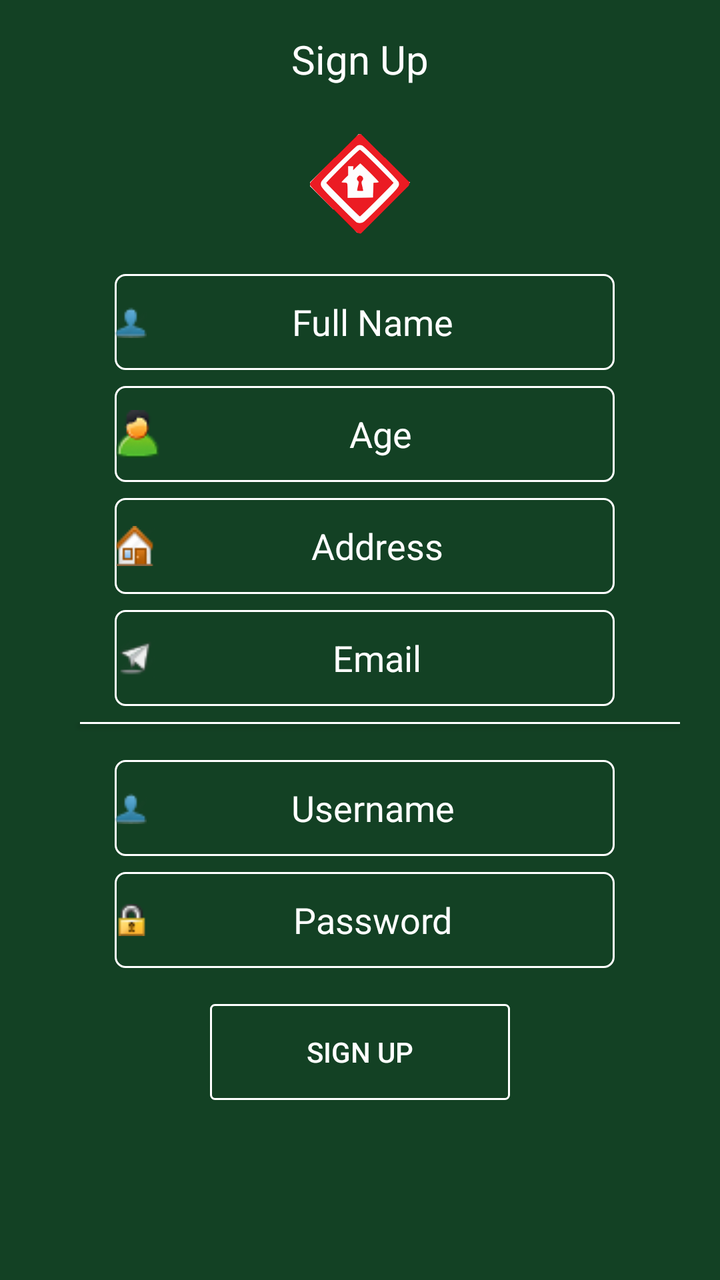
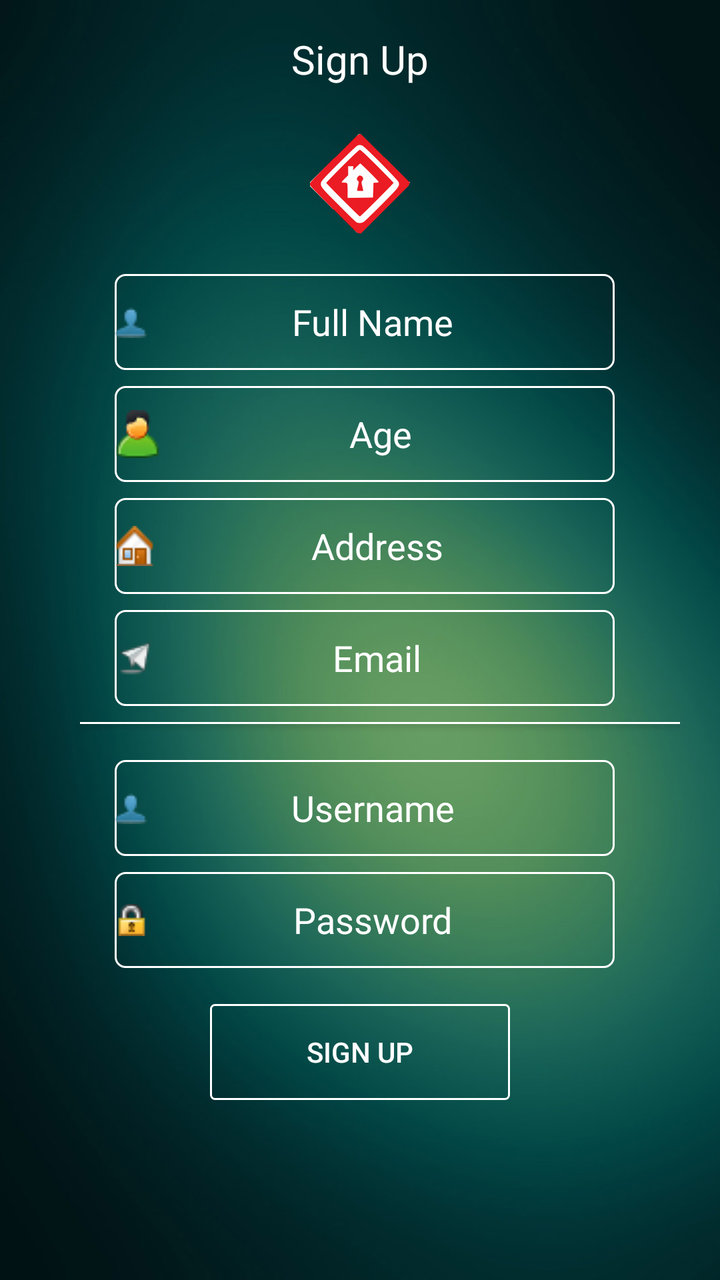

Screens rendered from an Android XML layout before and after an edit, with the pre-edit source and the edit as a unified diff.
<!-- AndroidManifest.xml: application theme AppTheme -->
<!-- res/layout/signup.xml -->
<?xml version="1.0" encoding="utf-8"?>
<LinearLayout xmlns:android="http://schemas.android.com/apk/res/android"
    android:orientation="vertical" android:layout_width="match_parent"
    android:layout_height="match_parent"
    android:background="@drawable/background">

    <ScrollView
        android:layout_width="match_parent"
        android:layout_height="match_parent"
        android:layout_above="@+id/relativeLayout"
        android:layout_below="@+id/textView2">

        <LinearLayout
            android:layout_width="match_parent"
            android:layout_height="match_parent"
            android:orientation="vertical">


            <FrameLayout
                android:layout_width="match_parent"
                android:layout_height="wrap_content"
                android:layout_marginBottom="8dp"
                android:layout_gravity="top|center_horizontal"
                android:layout_marginTop="0dp">

                <LinearLayout
                    android:layout_width="384dp"
                    android:layout_height="match_parent"
                    android:layout_gravity="top|center"
                    android:orientation="horizontal"
                    android:weightSum="1">

                    <TextView
                        android:layout_width="match_parent"
                        android:layout_height="wrap_content"
                        android:layout_marginLeft="0dp"
                        android:gravity="center|center_vertical"
                        android:padding="16dp"
                        android:text="Sign Up"
                        android:textColor="#FFFFFF"
                        android:textSize="20sp"
                        android:layout_weight="1.06"
                        android:paddingLeft="40dp" />
                </LinearLayout>
            </FrameLayout>


            <FrameLayout
                android:layout_width="wrap_content"
                android:layout_height="wrap_content"
                android:layout_gravity="center"
                android:layout_marginBottom="20dp">
                <ImageView
                    android:layout_width="50dp"
                    android:layout_height="50dp"
                    android:src="@drawable/logo"/>
            </FrameLayout>

            <FrameLayout
                android:layout_width="wrap_content"
                android:layout_height="wrap_content"
                android:layout_gravity="center"
                android:layout_marginBottom="8dp">

                <LinearLayout
                    android:layout_width="match_parent"
                    android:layout_height="match_parent"
                    android:layout_gravity="center"
                    android:orientation="horizontal">


                    <EditText
                        android:id="@+id/enterFullName"
                        android:layout_width="250dp"
                        android:layout_height="48dp"
                        android:layout_gravity="left|center_vertical"
                        android:layout_marginLeft="5dp"
                        android:layout_weight="0.5"
                        android:background="@drawable/roundededittext"
                        android:gravity="center"
                        android:hint="Full Name"
                        android:drawableLeft="@drawable/username"
                        android:inputType="text"
                        android:paddingRight="8dp"
                        android:textColor="@android:color/white"
                        android:textColorHint="@android:color/white" />

                    <TextView
                        android:layout_width="wrap_content"
                        android:layout_height="wrap_content"
                        android:layout_weight="0.5" />


                </LinearLayout>

            </FrameLayout>

            <FrameLayout
                android:layout_width="wrap_content"
                android:layout_height="wrap_content"
                android:layout_gravity="center"
                android:layout_marginBottom="8dp">

                <LinearLayout
                    android:layout_width="match_parent"
                    android:layout_height="match_parent"
                    android:layout_gravity="center"
                    android:orientation="horizontal">


                    <EditText
                        android:id="@+id/enterAge"
                        android:layout_width="250dp"
                        android:layout_height="48dp"
                        android:layout_gravity="left|center_vertical"
                        android:layout_marginLeft="5dp"
                        android:layout_weight="0.5"
                        android:background="@drawable/roundededittext"
                        android:gravity="center"
                        android:hint="Age"
                        android:drawableLeft="@drawable/age"
                        android:inputType="text"
                        android:paddingRight="8dp"
                        android:textColor="@android:color/white"
                        android:textColorHint="@android:color/white" />

                    <TextView
                        android:layout_width="wrap_content"
                        android:layout_height="wrap_content"
                        android:layout_weight="0.5" />


                </LinearLayout>

            </FrameLayout>

            <FrameLayout
                android:layout_width="wrap_content"
                android:layout_height="wrap_content"
                android:layout_gravity="center"
                android:layout_marginBottom="8dp">

                <LinearLayout
                    android:layout_width="match_parent"
                    android:layout_height="match_parent"
                    android:layout_gravity="center"
                    android:orientation="horizontal">


                    <EditText
                        android:id="@+id/enterAddress"
                        android:layout_width="250dp"
                        android:layout_height="48dp"
                        android:layout_gravity="left|center_vertical"
                        android:layout_marginLeft="5dp"
                        android:layout_weight="0.5"
                        android:background="@drawable/roundededittext"
                        android:gravity="center"
                        android:hint="Address"
                        android:drawableLeft="@drawable/address"
                        android:inputType="text"
                        android:paddingRight="8dp"
                        android:textColor="@android:color/white"
                        android:textColorHint="@android:color/white" />

                    <TextView
                        android:layout_width="wrap_content"
                        android:layout_height="wrap_content"
                        android:layout_weight="0.5" />


                </LinearLayout>

            </FrameLayout>

            <FrameLayout
                android:layout_width="wrap_content"
                android:layout_height="wrap_content"
                android:layout_gravity="center"
                android:layout_marginBottom="8dp">

                <LinearLayout
                    android:layout_width="match_parent"
                    android:layout_height="match_parent"
                    android:layout_gravity="center"
                    android:orientation="horizontal">


                    <EditText
                        android:id="@+id/enterEmail"
                        android:layout_width="250dp"
                        android:layout_height="48dp"
                        android:layout_gravity="left|center_vertical"
                        android:layout_marginLeft="5dp"
                        android:layout_weight="0.5"
                        android:background="@drawable/roundededittext"
                        android:gravity="center"
                        android:drawableLeft="@drawable/email"
                        android:hint="Email"
                        android:inputType="text"
                        android:paddingRight="8dp"
                        android:textColor="@android:color/white"
                        android:textColorHint="@android:color/white" />

                    <TextView
                        android:layout_width="wrap_content"
                        android:layout_height="wrap_content"
                        android:layout_weight="0.5" />


                </LinearLayout>

            </FrameLayout>

            <FrameLayout
                android:layout_width="wrap_content"
                android:layout_height="wrap_content"
                android:layout_gravity="center"
                android:layout_marginBottom="8dp">

                <LinearLayout
                    android:layout_width="match_parent"
                    android:layout_height="match_parent"
                    android:layout_gravity="center"
                    android:orientation="horizontal">
                    <Button
                        android:id="@+id/horLineOne"
                        android:layout_width="300dp"
                        android:layout_height="1dp"
                        android:layout_marginBottom="10dp"
                        android:layout_marginLeft="20dp"
                        android:layout_weight="2.96"
                        android:background="#FFFFFF"
                        android:text=""
                        android:textColor="#FFFFFF" />
                </LinearLayout>

            </FrameLayout>

            <FrameLayout
                android:layout_width="wrap_content"
                android:layout_height="wrap_content"
                android:layout_gravity="center"
                android:layout_marginBottom="8dp">

                <LinearLayout
                    android:layout_width="match_parent"
                    android:layout_height="match_parent"
                    android:layout_gravity="center"
                    android:orientation="horizontal">


                    <EditText
                        android:id="@+id/enterUsername"
                        android:layout_width="250dp"
                        android:layout_height="48dp"
                        android:layout_gravity="left|center_vertical"
                        android:layout_marginLeft="5dp"
                        android:layout_weight="0.5"
                        android:background="@drawable/roundededittext"
                        android:gravity="center"
                        android:hint="Username"
                        android:drawableLeft="@drawable/username"
                        android:inputType="text"
                        android:paddingRight="8dp"
                        android:textColor="@android:color/white"
                        android:textColorHint="@android:color/white" />

                    <TextView
                        android:layout_width="wrap_content"
                        android:layout_height="wrap_content"
                        android:layout_weight="0.5" />


                </LinearLayout>

            </FrameLayout>

            <FrameLayout
                android:layout_width="wrap_content"
                android:layout_height="wrap_content"
                android:layout_gravity="center"
                android:layout_marginBottom="8dp">

                <LinearLayout
                    android:layout_width="match_parent"
                    android:layout_height="match_parent"
                    android:layout_gravity="center"
                    android:orientation="horizontal">


                    <EditText
                        android:id="@+id/enterPassword"
                        android:layout_width="250dp"
                        android:layout_height="48dp"
                        android:layout_gravity="left|center_vertical"
                        android:layout_marginLeft="5dp"
                        android:layout_weight="0.5"
                        android:background="@drawable/roundededittext"
                        android:gravity="center"
                        android:drawableLeft="@drawable/password"
                        android:hint="Password"
                        android:inputType="text"
                        android:paddingRight="8dp"
                        android:textColor="@android:color/white"
                        android:textColorHint="@android:color/white" />

                    <TextView
                        android:layout_width="wrap_content"
                        android:layout_height="wrap_content"
                        android:layout_weight="0.5" />


                </LinearLayout>

            </FrameLayout>

            <FrameLayout
                android:layout_width="match_parent"
                android:layout_height="wrap_content"
                android:orientation="horizontal">

                <LinearLayout
                    android:layout_width="wrap_content"
                    android:layout_height="wrap_content"
                    android:layout_gravity="center"
                    android:orientation="horizontal">

                    <TextView
                        android:layout_width="wrap_content"
                        android:layout_height="wrap_content"
                        android:layout_marginLeft="10dp" />

                    <Button
                        android:id="@+id/signup"
                        android:layout_width="150dp"
                        android:layout_height="wrap_content"
                        android:layout_marginBottom="10dp"
                        android:layout_marginLeft="0dp"
                        android:layout_marginTop="10dp"
                        android:layout_weight="2.96"
                        android:background="@drawable/button"
                        android:text="Sign Up"
                        android:textColor="#FFFFFF" />

                    <TextView
                        android:layout_width="wrap_content"
                        android:layout_height="wrap_content"
                        android:layout_marginLeft="10dp" />
                </LinearLayout>

            </FrameLayout>

            </LinearLayout>
    </ScrollView>



</LinearLayout>
<!-- resources referenced by this layout -->
<resources>
  <!-- drawable address: png bitmap (drawable, 876 bytes) -->
  <!-- drawable age: png bitmap (drawable, 1245 bytes) -->
  <!-- drawable background: jpg bitmap (drawable, 42034 bytes) -->
  <!-- drawable button (drawable) -->
  <?xml version="1.0" encoding="utf-8"?>
  <shape xmlns:android="http://schemas.android.com/apk/res/android"
      android:shape="rectangle">
      <gradient android:startColor="@null"
          android:endColor="@null"
          android:angle="270" />
      <corners android:radius="2dp" />
      <stroke android:width="3px" android:color="#FFFFFF" />
  </shape>
  <!-- drawable email: png bitmap (drawable, 824 bytes) -->
  <!-- drawable logo: png bitmap (drawable, 3400 bytes) -->
  <!-- drawable password: png bitmap (drawable, 973 bytes) -->
  <!-- drawable roundededittext (drawable) -->
  <?xml version="1.0" encoding="utf-8"?>
  <shape xmlns:android="http://schemas.android.com/apk/res/android"
      android:shape="rectangle" android:padding="2dp">
  
      <corners android:radius="5dp"/>
      <solid android:color="@android:color/transparent"/>
      <stroke android:width="1dp" android:color="#FFFFFF"/>
  </shape>
  <!-- drawable username: png bitmap (drawable, 812 bytes) -->
  <style name="AppTheme" parent="Theme.AppCompat.Light.DarkActionBar">
          
          <item name="colorPrimary">@color/colorPrimary</item>
          <item name="colorPrimaryDark">@color/colorPrimaryDark</item>
          <item name="colorAccent">@color/colorAccent</item>
      </style>
  <color name="colorPrimary">#3F51B5</color>
  <color name="colorPrimaryDark">#303F9F</color>
  <color name="colorAccent">#FF4081</color>
</resources>

<!-- the commit's change to res/layout/signup.xml (unified diff, before → after) -->
@@ -2,7 +2,7 @@
 <LinearLayout xmlns:android="http://schemas.android.com/apk/res/android"
     android:orientation="vertical" android:layout_width="match_parent"
     android:layout_height="match_parent"
-    android:background="@drawable/background">
+    android:background="@drawable/background1">
 
     <ScrollView
         android:layout_width="match_parent"
<!-- resource entries referenced after the edit -->
@@ -2,7 +2,7 @@
 <resources>
   <!-- drawable address: png bitmap (drawable, 876 bytes) -->
   <!-- drawable age: png bitmap (drawable, 1245 bytes) -->
-  <!-- drawable background: jpg bitmap (drawable, 42034 bytes) -->
+  <!-- drawable background1: jpg bitmap (drawable, 42034 bytes) -->
   <!-- drawable button (drawable) -->
   <?xml version="1.0" encoding="utf-8"?>
   <shape xmlns:android="http://schemas.android.com/apk/res/android"
